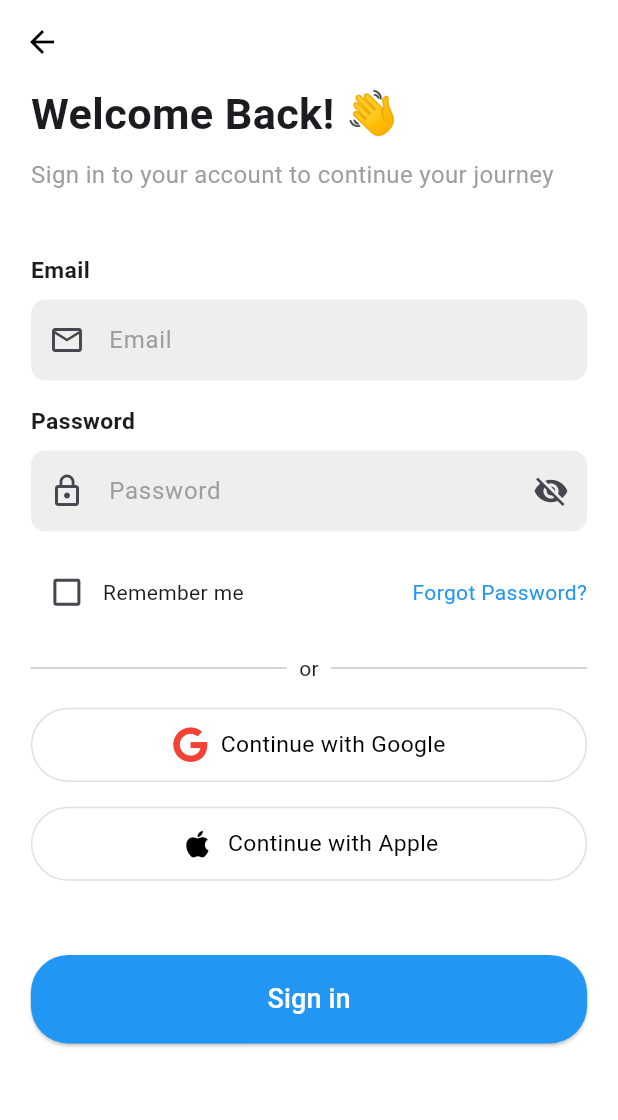
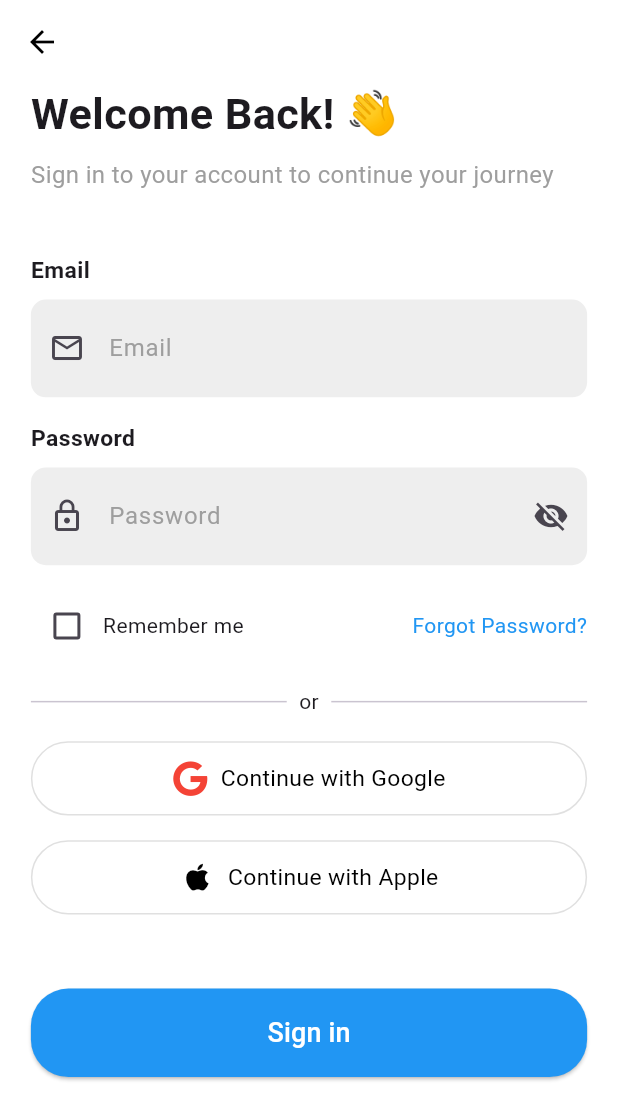
Before and after one commit to M4dhav/water-saver, a Flutter app: the screen it shows after launch, after a tap on "Sign In", on a phone screen of 412 x 824 dp. Shown: the top 1120 px of the screen. Run offline on Flutter 3.47's test engine with Material 3 defaults, Android fonts, the phone set to English and light mode, and no system bars; our stand-ins replace animated_toggle_switch, auth_buttons, cloud_firestore, firebase_auth, firebase_core, firebase_database and 9 more; missing offline and left inert: dart:ffi, interactive_slider; accounts and stored records are empty.

```diff
--- a/lib/screens/home.dart
+++ b/lib/screens/home.dart
@@ -72,7 +72,7 @@ class _HomePageState extends State<HomePage> with TickerProviderStateMixin {
                 color: Colors.white,
                 borderRadius: BorderRadius.circular(20),
               ),
-              height: 50.h,
+              height: 51.h,
               width: 90.w,
               child: Column(
                 mainAxisAlignment: MainAxisAlignment.center,
--- a/lib/screens/signin_screen.dart
+++ b/lib/screens/signin_screen.dart
@@ -10,7 +10,7 @@ class SignInScreen extends StatelessWidget {
 
   @override
   Widget build(BuildContext context) {
-    final AuthController _authController = AuthController();
+    final AuthController authController = AuthController();
 
     return Scaffold(
       backgroundColor: Colors.white,
@@ -97,7 +97,7 @@ class SignInScreen extends StatelessWidget {
                   width: double.infinity,
                   borderRadius: 10,
                   onTap: () async {
-                    await _authController.signInWithGoogle(context);
+                    await authController.signInWithGoogle(context);
                   },
                 ),
                 SizedBox(height: 2.h),
--- a/lib/widgets/login_page/custom_button.dart
+++ b/lib/widgets/login_page/custom_button.dart
@@ -26,23 +26,23 @@ class CustomButton extends StatelessWidget {
     return GestureDetector(
       onTap: onTap,
       child: Container(
-        height: height.h, // Use responsive height
-        width: width.w, // Use responsive width
+        height: height.h,
+        width: width.w,
         decoration: BoxDecoration(
           color: Colors.white,
           border: Border.all(color: Colors.grey.shade300),
           borderRadius: BorderRadius.circular(
-              borderRadius.w), // Use responsive border radius
+              borderRadius.w),
         ),
         child: Row(
           mainAxisAlignment: MainAxisAlignment.center,
           children: [
-            Icon(icon, color: color, size: 20.sp), // Use responsive icon size
-            SizedBox(width: 2.w), // Use responsive spacing
+            Icon(icon, color: color, size: 20.sp),
+            SizedBox(width: 2.w),
             Text(
               text,
               style: TextStyle(
-                fontSize: 16.sp, // Use responsive font size
+                fontSize: 16.sp,
                 color: Colors.black,
               ),
             ),
--- a/lib/widgets/login_page/input_fields.dart
+++ b/lib/widgets/login_page/input_fields.dart
@@ -33,17 +33,18 @@ class InputField extends StatelessWidget {
           decoration: InputDecoration(
             labelText: hintText,
             prefixIcon: Icon(prefixIcon),
-            suffixIcon: isPassword ? Icon(Icons.visibility_off) : null,
+            suffixIcon: isPassword ? const Icon(Icons.visibility_off) : null,
             border: InputBorder.none,
             filled: true,
             fillColor: Colors.grey[200],
-            labelStyle: TextStyle(color: Colors.grey),
-            contentPadding: EdgeInsets.symmetric(vertical: 15, horizontal: 20),
-            enabledBorder: OutlineInputBorder(
+            labelStyle: const TextStyle(color: Colors.grey),
+            contentPadding:
+                EdgeInsets.symmetric(vertical: 2.5.h, horizontal: 7.w),
+            enabledBorder: const OutlineInputBorder(
               borderRadius: BorderRadius.all(Radius.circular(10)),
               borderSide: BorderSide.none,
             ),
-            focusedBorder: OutlineInputBorder(
+            focusedBorder: const OutlineInputBorder(
               borderRadius: BorderRadius.all(Radius.circular(10)),
               borderSide: BorderSide.none,
             ),
```
